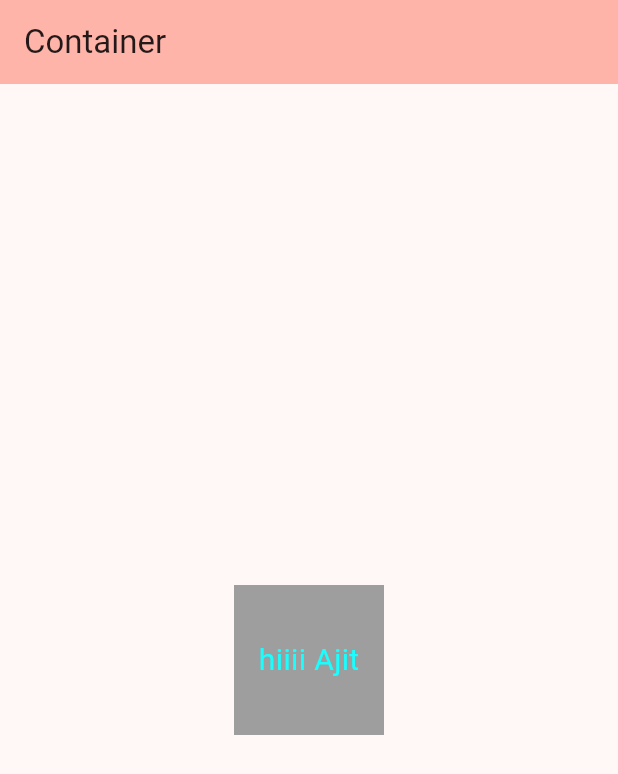
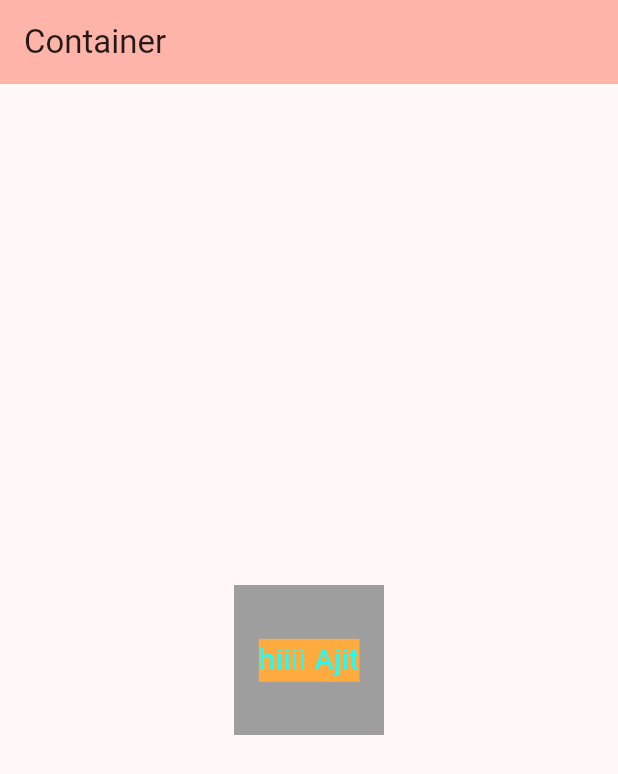
Before and after one commit to ajitlenka30/firstapp, a Flutter app: the screen it shows after launch, on a phone screen of 412 x 824 dp. Shown: the top 774 px of the screen. Run offline on Flutter 3.47's test engine with Material 2 defaults, Android fonts, the phone set to English and light mode, and no system bars.

Commit message:
added background color

```diff
--- a/lib/main.dart
+++ b/lib/main.dart
@@ -43,7 +43,7 @@ class _MyHomePageState extends State<MyHomePage> {
             width: 100,
             height: 100,
             color: Colors.grey,
-            child: const Center(child: Text('hiiii Ajit', style: TextStyle(fontSize: 20,color: Colors.cyanAccent),),),),)
+            child: const Center(child: Text('hiiii Ajit', style: TextStyle(fontSize: 20,color: Colors.cyanAccent,backgroundColor: Colors.orangeAccent),),),),)
     ); // This trailing comma makes auto-formatting nicer for build methods.
   }
 }
```
